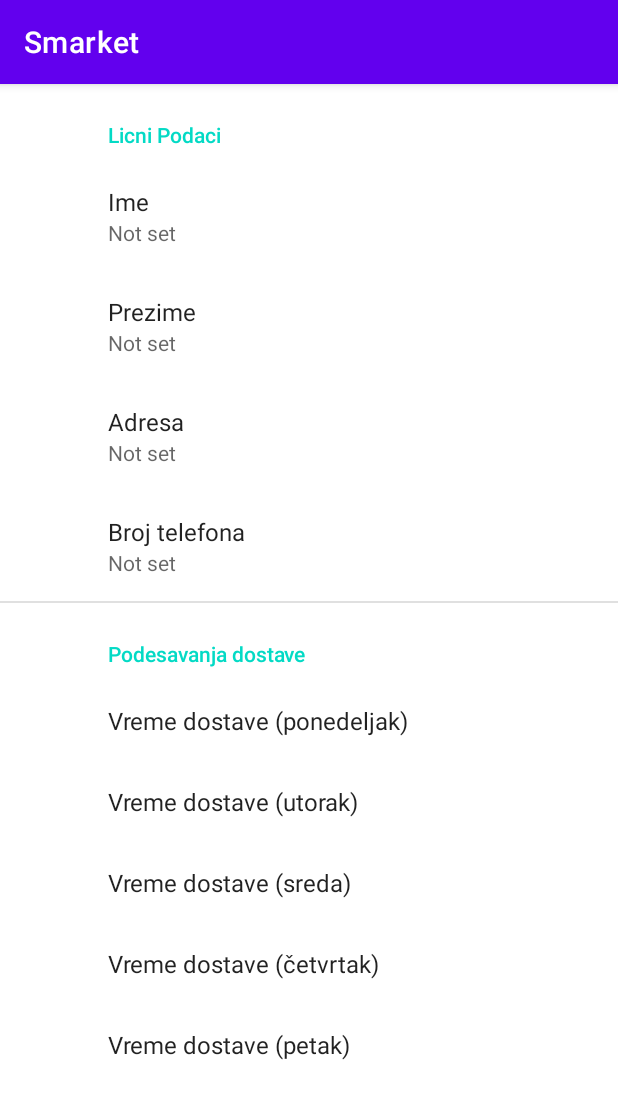
After one commit to PavleSekesan/Smarket, an Android app: the SettingsActivity screen opened directly, with no data from a screen before it, on a phone screen of 412 x 824 dp. The commit adds this screen. Shown: the top 1099 px of the screen. Run offline under Robolectric (Android 15) with nearby library versions, the phone set to English and light mode, and no system bars; our stand-ins replace androidx.preference; 1 statement that could not run was skipped.

Commit message:
Add simple settings activity and fragment

```diff
--- a/app/build.gradle
+++ b/app/build.gradle
@@ -37,9 +37,9 @@ android {
 }
 
 dependencies {
-    implementation 'androidx.preference:preference:1.1.1'
     coreLibraryDesugaring 'com.android.tools:desugar_jdk_libs:1.1.5'
     implementation 'com.github.kizitonwose:CalendarView:1.0.4'
+    implementation "androidx.preference:preference-ktx:1.1.1"
 
     implementation "org.jetbrains.kotlin:kotlin-stdlib:$kotlin_version"
     implementation 'androidx.core:core-ktx:1.3.2'
--- /dev/null
+++ b/app/src/main/java/com/example/smarket/SettingsActivity.kt
@@ -0,0 +1,17 @@
+package com.example.smarket
+
+import androidx.appcompat.app.AppCompatActivity
+import android.os.Bundle
+import androidx.preference.MultiSelectListPreference
+
+class SettingsActivity : AppCompatActivity() {
+
+    override fun onCreate(savedInstanceState: Bundle?) {
+        super.onCreate(savedInstanceState)
+        supportFragmentManager
+            .beginTransaction()
+            .replace(R.id.settings_container, SettingsFragment())
+            .commit()
+        setContentView(R.layout.activity_settings)
+    }
+}
--- /dev/null
+++ b/app/src/main/java/com/example/smarket/SettingsFragment.kt
@@ -0,0 +1,29 @@
+package com.example.smarket
+
+import android.os.Bundle
+import androidx.preference.MultiSelectListPreference
+import androidx.preference.Preference
+import androidx.preference.PreferenceFragmentCompat
+
+class SettingsFragment : PreferenceFragmentCompat() {
+    fun MultiSelectListPreference.setSummaryFromValues(values: Set<String>) {
+        summary = values.map {entries[findIndexOfValue(it)]}.joinToString(", ")
+    }
+    override fun onCreatePreferences(savedInstanceState: Bundle?, rootKey: String?) {
+        setPreferencesFromResource(R.xml.root_preferences, rootKey)
+        val listSelectNames = listOf("time_selection_monday","time_selection_tuesday","time_selection_wednesday","time_selection_thursday","time_selection_friday")
+        for (name in listSelectNames)
+        {
+            val listSelectElement = findPreference<MultiSelectListPreference>(name)
+            if (listSelectElement != null) {
+                listSelectElement.onPreferenceChangeListener =
+                    Preference.OnPreferenceChangeListener { preference, newValue ->
+                        listSelectElement.setSummaryFromValues(newValue as Set<String>)
+                        true
+                    }
+                listSelectElement.setSummaryFromValues(listSelectElement.values)
+            }
+        }
+
+    }
+}
--- /dev/null
+++ b/app/src/main/res/layout/activity_settings.xml
@@ -0,0 +1,10 @@
+<?xml version="1.0" encoding="utf-8"?>
+<androidx.constraintlayout.widget.ConstraintLayout xmlns:android="http://schemas.android.com/apk/res/android"
+    xmlns:app="http://schemas.android.com/apk/res-auto"
+    xmlns:tools="http://schemas.android.com/tools"
+    android:id="@+id/settings_container"
+    android:layout_width="match_parent"
+    android:layout_height="match_parent"
+    tools:context=".SettingsActivity">
+
+</androidx.constraintlayout.widget.ConstraintLayout>
--- a/app/src/main/res/layout/navigation.xml
+++ b/app/src/main/res/layout/navigation.xml
@@ -8,7 +8,7 @@
     app:layout_constraintStart_toStartOf="parent">
 
     <com.google.android.material.floatingactionbutton.FloatingActionButton
-        android:id="@+id/floatingActionButton1"
+        android:id="@+id/fabSettings"
         android:layout_width="wrap_content"
         android:layout_height="wrap_content"
         android:layout_marginBottom="8dp"
@@ -25,7 +25,7 @@
         android:layout_marginBottom="8dp"
         android:clickable="true"
         app:layout_constraintBottom_toBottomOf="parent"
-        app:layout_constraintLeft_toRightOf="@id/floatingActionButton1"
+        app:layout_constraintLeft_toRightOf="@id/fabSettings"
         app:layout_constraintRight_toLeftOf="@id/floatingActionButton3"
         app:srcCompat="@drawable/ic_add_20" />
 
--- /dev/null
+++ b/app/src/main/res/values/arrays.xml
@@ -0,0 +1,31 @@
+<resources>
+    <!-- Reply Preference -->
+    <string-array name="reply_entries">
+        <item>Reply</item>
+        <item>Reply to all</item>
+    </string-array>
+
+    <string-array name="reply_values">
+        <item>reply</item>
+        <item>reply_all</item>
+    </string-array>
+
+    <string-array name="test">
+        <item>08:00 – 09:00</item>
+        <item>09:00 – 10:00</item>
+        <item>10:00 – 11:00</item>
+        <item>11:00 – 12:00</item>
+        <item>12:00 – 13:00</item>
+        <item>13:00 – 14:00</item>
+    </string-array>
+
+    <string-array name="test_values">
+        <item>08:00 – 09:00</item>
+        <item>09:00 – 10:00</item>
+        <item>10:00 – 11:00</item>
+        <item>11:00 – 12:00</item>
+        <item>12:00 – 13:00</item>
+        <item>13:00 – 14:00</item>
+    </string-array>
+
+</resources>
--- a/app/src/main/res/values/strings.xml
+++ b/app/src/main/res/values/strings.xml
@@ -1,19 +1,22 @@
 <resources>
     <string name="app_name">Smarket</string>
-    <string name="title_activity_settings">SettingsActivity</string>
+    <string name="title_activity_settings">Podešavanja</string>
 
     <!-- Preference Titles -->
-    <string name="messages_header">Messages</string>
-    <string name="sync_header">Sync</string>
+    <string name="delivery_header">Podesavanja dostave</string>
+    <string name="personal_data_header">Licni Podaci</string>
 
-    <!-- Messages Preferences -->
-    <string name="signature_title">Your signature</string>
-    <string name="reply_title">Default reply action</string>
+    <!-- Personal Data Preferences -->
+    <string name="first_name">Ime</string>
+    <string name="last_name">Prezime</string>
+    <string name="address">Adresa</string>
+    <string name="phone_number">Broj telefona</string>
 
-    <!-- Sync Preferences -->
-    <string name="sync_title">Sync email periodically</string>
-    <string name="attachment_title">Download incoming attachments</string>
-    <string name="attachment_summary_on">Automatically download attachments for incoming emails
-    </string>
-    <string name="attachment_summary_off">Only download attachments when manually requested</string>
+    <!-- Delivery preferences -->
+    <string name="monday_delivery_time">Vreme dostave (ponedeljak)</string>
+    <string name="tuesday_delivery_time">Vreme dostave (utorak)</string>
+    <string name="wednesday_delivery_time">Vreme dostave (sreda)</string>
+    <string name="thursday_delivery_time">Vreme dostave (četvrtak)</string>
+    <string name="friday_delivery_time">Vreme dostave (petak)</string>
+
 </resources>
--- /dev/null
+++ b/app/src/main/res/xml/root_preferences.xml
@@ -0,0 +1,63 @@
+<PreferenceScreen
+    xmlns:android="http://schemas.android.com/apk/res/android"
+    xmlns:app="http://schemas.android.com/apk/res-auto"
+    xmlns:tools="http://schemas.android.com/tools">
+
+    <PreferenceCategory app:title="@string/personal_data_header">
+
+        <EditTextPreference
+            app:key="first_name"
+            app:title="@string/first_name"
+            app:useSimpleSummaryProvider="true" />
+
+        <EditTextPreference
+            app:key="last_name"
+            app:title="@string/last_name"
+            app:useSimpleSummaryProvider="true" />
+
+        <EditTextPreference
+            app:key="address"
+            app:title="@string/address"
+            app:useSimpleSummaryProvider="true" />
+
+        <EditTextPreference
+            app:key="phone_number"
+            app:title="@string/phone_number"
+            app:useSimpleSummaryProvider="true" />
+
+    </PreferenceCategory>
+
+    <PreferenceCategory app:title="@string/delivery_header">
+
+        <MultiSelectListPreference
+            android:entries="@array/test"
+            android:entryValues="@array/test_values"
+            android:key="time_selection_monday"
+            android:title="@string/monday_delivery_time" />
+
+        <MultiSelectListPreference
+            android:entries="@array/test"
+            android:entryValues="@array/test_values"
+            android:key="time_selection_tuesday"
+            android:title="@string/tuesday_delivery_time" />
+
+        <MultiSelectListPreference
+            android:entries="@array/test"
+            android:entryValues="@array/test_values"
+            android:key="time_selection_wednesday"
+            android:title="@string/wednesday_delivery_time" />
+
+        <MultiSelectListPreference
+            android:entries="@array/test"
+            android:entryValues="@array/test_values"
+            android:key="time_selection_thursday"
+            android:title="@string/thursday_delivery_time" />
+
+        <MultiSelectListPreference
+            android:entries="@array/test"
+            android:entryValues="@array/test_values"
+            android:key="time_selection_friday"
+            android:title="@string/friday_delivery_time" />
+    </PreferenceCategory>
+
+</PreferenceScreen>
```
Also changed, not shown: app/src/main/AndroidManifest.xml (+6 -3 lines), app/src/main/java/com/example/smarket/CustomPreference.kt (added, +26 -0 lines), app/src/main/java/com/example/smarket/MainActivity.kt (+21 -5 lines), app/src/main/res/layout/custom_preference_layout.xml (added, +18 -0 lines).
